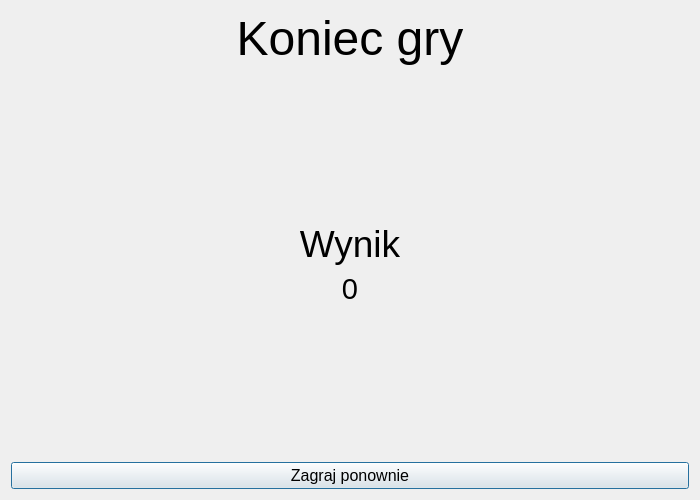
The window that oknoprzegranej.ui (Wirgiliusz/FlyAndShoot) describes before a commit, drawn with Qt 5.
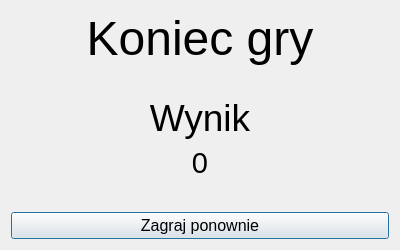
The same window after the commit.

Commit message: Dzialajacy restart lepszy

```diff
--- a/oknoprzegranej.ui
+++ b/oknoprzegranej.ui
@@ -6,8 +6,8 @@
    <rect>
     <x>0</x>
     <y>0</y>
-    <width>700</width>
-    <height>500</height>
+    <width>400</width>
+    <height>250</height>
    </rect>
   </property>
   <property name="windowTitle">
```
The commit also changes 1 other file.
